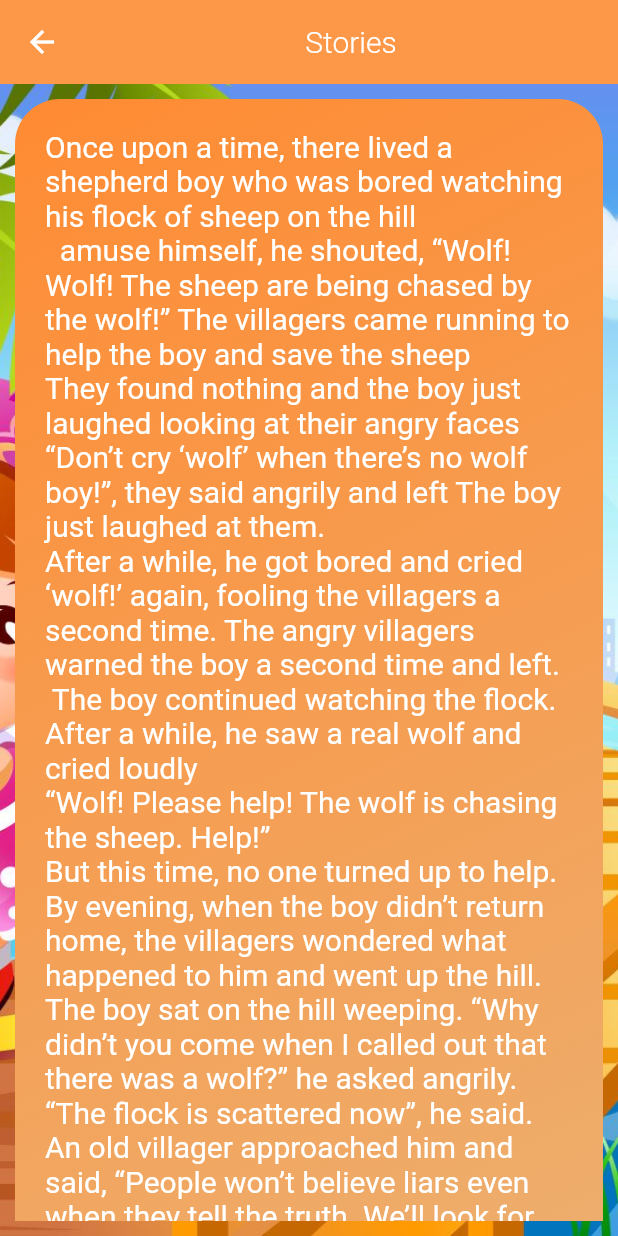
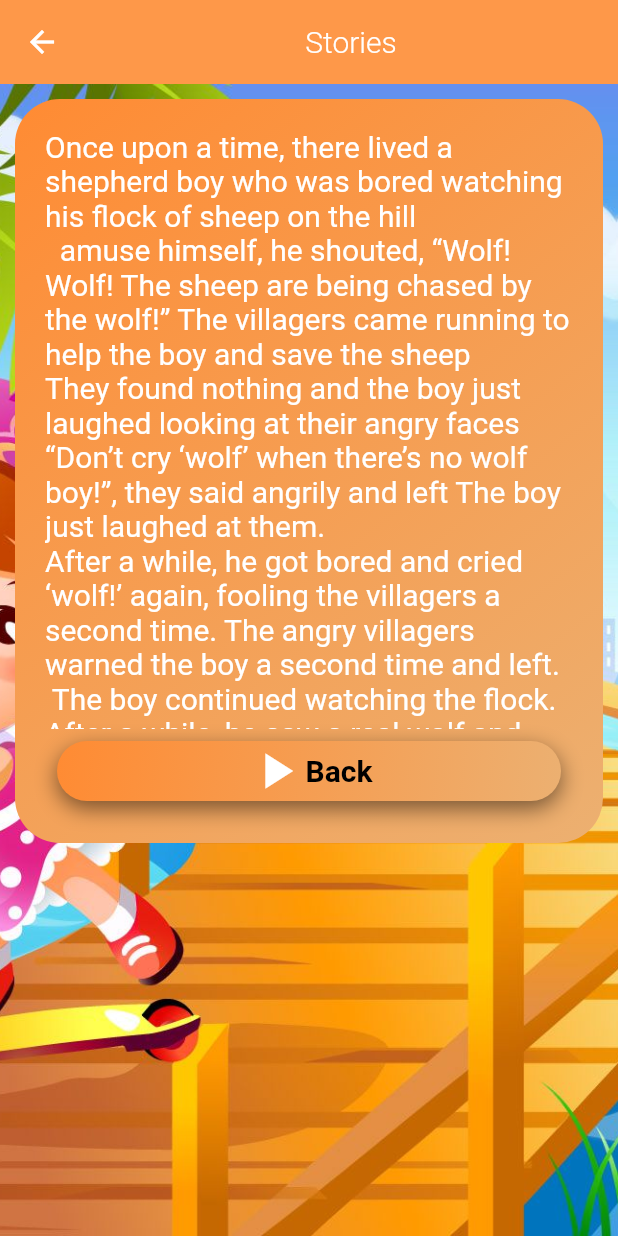
Before and after one commit to talha828/abcd_kids_game_flutter, a Flutter app: the ShowStories screen opened directly, on a phone screen of 412 x 824 dp. Run offline on Flutter 3.47's test engine with Material 2 defaults, Android fonts, the phone set to English and light mode, and no system bars; our stand-ins replace assets_audio_player, cool_alert, flip_card, flutter_colorpicker; missing offline and left inert: floodfill_image, maze, painter.

Commit message:
first commit

```diff
--- a/lib/Cardee.dart
+++ b/lib/Cardee.dart
@@ -42,7 +42,7 @@ final k;
                 ],
               ),
               onFlip: (){
-                AssetsAudioPlayer.newPlayer().open(Audio("assets/audio/kid-$k.mp3"));
+                AssetsAudioPlayer.newPlayer().open(Audio("assets/apple/$k.mp3"));
 
               },
             ),
--- a/lib/Story/seletStories.dart
+++ b/lib/Story/seletStories.dart
@@ -1,11 +1,29 @@
+import 'package:abc_flutter/styleButton.dart';
+import 'package:assets_audio_player/assets_audio_player.dart';
 import 'package:flutter/material.dart';
 
-class ShowStories extends StatelessWidget {
-  ShowStories({ this.name});
+class ShowStories extends StatefulWidget {
+  ShowStories({ this.name,this.name2});
 final name;
+final name2;
+
+  @override
+  _ShowStoriesState createState() => _ShowStoriesState();
+}
+
+class _ShowStoriesState extends State<ShowStories> {
+  final assetsAudioPlayer =AssetsAudioPlayer();
+
+  void initState() {
+    // TODO: implement initState
+    super.initState();
+    assetsAudioPlayer.open(Audio(widget.name2));
+    assetsAudioPlayer.play();
+  }
+
   poemList(){
     List<Widget> showText=[];
-    for(var list in name){
+    for(var list in widget.name){
       final text =Text(list,style: TextStyle(
           fontSize: 20,
           color: Colors.white
@@ -14,6 +32,7 @@ final name;
     }
     return showText;
   }
+
   @override
   Widget build(BuildContext context){
     return  Scaffold(
@@ -52,7 +71,21 @@ final name;
                 child: Column(
                   mainAxisAlignment: MainAxisAlignment.spaceEvenly,
                   crossAxisAlignment: CrossAxisAlignment.center,
-                  children:  poemList(),
+                  children:  [
+                    Container(
+                      child: SizedBox(
+                        height: 400,
+                        child: ListView(
+                          children: poemList(),
+                        ),
+                      ),
+                    ),
+                    StyleButton(text: 'Back',onPress: (){
+                      setState(() {
+                        assetsAudioPlayer.pause();
+                      });
+                      Navigator.pop(context);}),
+                  ]
                 ),
               ),
             ),
--- a/lib/Story/stories.dart
+++ b/lib/Story/stories.dart
@@ -23,8 +23,8 @@ class Stories extends StatelessWidget {
           crossAxisAlignment: CrossAxisAlignment.stretch,
           mainAxisAlignment: MainAxisAlignment.center,
           children: [
-            StyleButton(text: 'TheBoyWhoCriedWolf ',onPress: (){ Navigator.push(context,MaterialPageRoute(builder: (context)=> ShowStories(name: TheBoyWhoCriedWolf,)));},),
-            StyleButton(text: 'TheGoldenEgg ',onPress: (){ Navigator.push(context,MaterialPageRoute(builder: (context)=> ShowStories(name: TheGoldenEgg,)));},),
+            StyleButton(text: 'TheBoyWhoCriedWolf ',onPress: (){ Navigator.push(context,MaterialPageRoute(builder: (context)=> ShowStories(name: TheBoyWhoCriedWolf,name2: 'assets/storey/1.mp3',)));},),
+            StyleButton(text: 'TheGoldenEgg ',onPress: (){ Navigator.push(context,MaterialPageRoute(builder: (context)=> ShowStories(name: TheGoldenEgg,name2: 'assets/storey/2.mp3',)));},),
           ],
         ),
       ),
--- a/pubspec.yaml
+++ b/pubspec.yaml
@@ -79,6 +79,8 @@ flutter:
      - assets/audio/
      - assets/family/
      - assets/shapaudio/
+     - assets/apple/
+     - assets/storey/
 
 
   # An image asset can refer to one or more resolution-specific "variants", see
```
Also changed, not shown: lib/Spelling/spelling.dart (+26 -26 lines), lib/writing/number.dart (+8 -5 lines).
